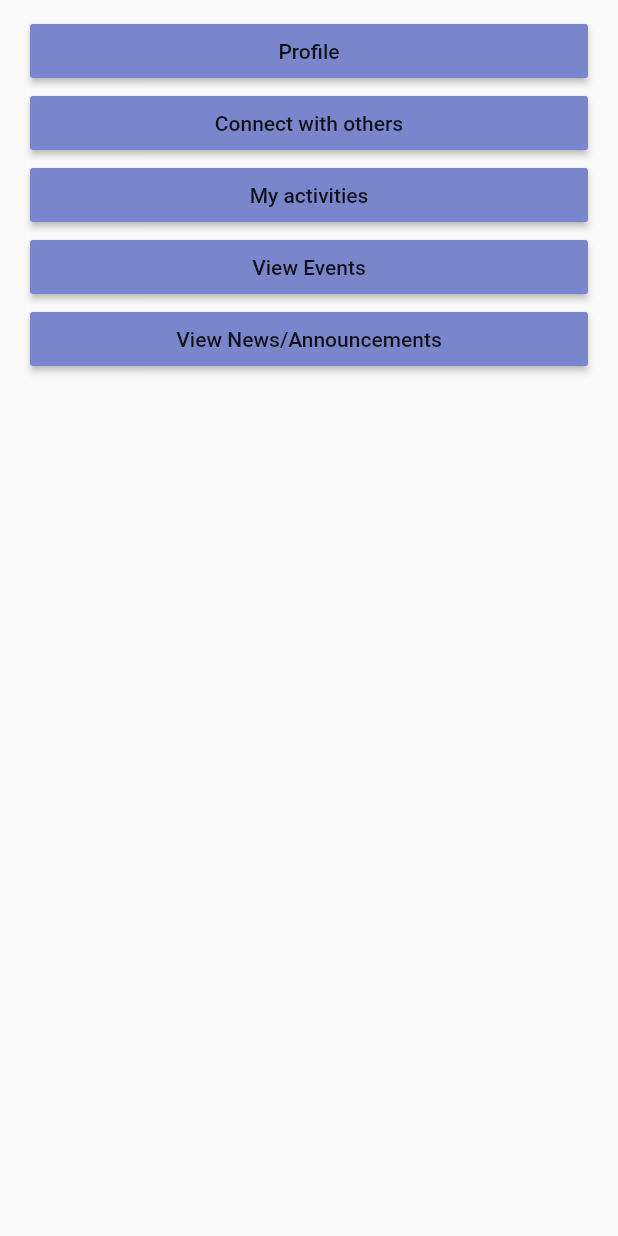
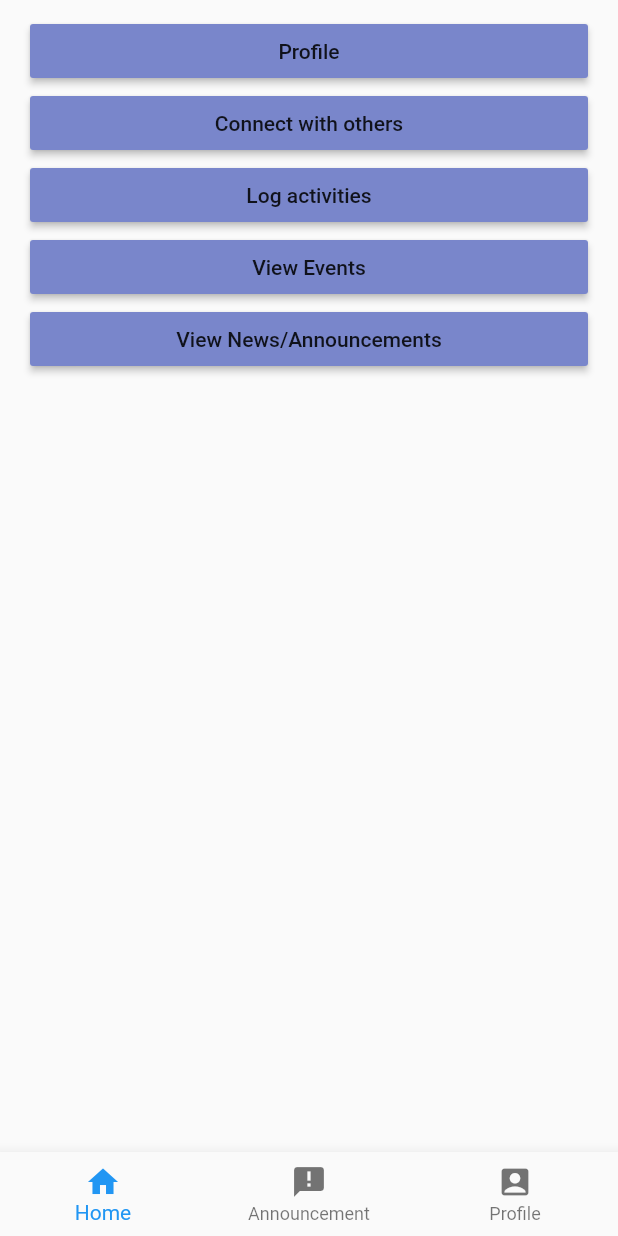
Before and after one commit to poorbugger/FABU-UTM-Alumni-Management-Mobile-System-Team-1, a Flutter app: the Landing screen opened by its route, on a phone screen of 412 x 824 dp. Run offline on Flutter 3.47's test engine with Material 2 defaults, Android fonts, the phone set to English and light mode, and no system bars; our stand-ins replace dio, flutter_spinkit.

Commit message:
Landing page sy ada try buat navigation bar, tpi gagal , yg tu sample seja la

```diff
--- a/lib/landing_page.dart
+++ b/lib/landing_page.dart
@@ -2,6 +2,7 @@ import 'package:flutter/material.dart';
 
 
 class Landing extends StatelessWidget {
+
   @override
   Widget build(BuildContext context) {
     return Scaffold(
@@ -50,7 +51,7 @@ class Landing extends StatelessWidget {
                     child: RaisedButton(
                       color: Colors.indigo[300],
                       onPressed: () {Navigator.pushNamed(context, '/logactivity');},
-                      child: Text('My activities'),
+                      child: Text('Log activities'),
 
                     ),
                   ),
@@ -91,8 +92,25 @@ class Landing extends StatelessWidget {
         ),
       ),
 
+      bottomNavigationBar: BottomNavigationBar(
+        items:<BottomNavigationBarItem>[
+          BottomNavigationBarItem(
+            icon: Icon(Icons.home),
+            label: 'Home',
+          ),
+          BottomNavigationBarItem(
+            icon: Icon(Icons.announcement),
+            label: 'Announcement',
+          ),
+          BottomNavigationBarItem(
+            icon: Icon(Icons.account_box),
+            label: 'Profile',
+          ),
+        ],
 
+      ),
 
     );
   }
+
 }
--- a/lib/main.dart
+++ b/lib/main.dart
@@ -1,4 +1,5 @@
 import 'package:flutter/material.dart';
+import 'package:sda/Report/Sponsor.dart';
 import 'package:sda/events/event.dart';
 import 'package:sda/events/eventlist.dart';
 import 'package:sda/news/newslist.dart';
@@ -7,6 +8,7 @@ import 'package:sda/auth//login.dart';
 import 'package:sda/profile/view_all_alumni.dart';
 import 'package:sda/profile/view_alumni_profile.dart';
 import 'package:sda/profile/view_profile.dart';
+import 'Report/EventInvolvement.dart';
 import 'landing_page.dart';
 
 void main() {
@@ -22,7 +24,8 @@ void main() {
       '/search':(context)=> AllProfile(),
       '/landing':(context) => Landing(),
       '/logactivity':(context) => LogActivityPage(),
-
+      '/event':(context) => EventReport(),
+      '/Sponsorship':(context) => SponsorReport(),
     },
   ));
 }
--- a/pubspec.yaml
+++ b/pubspec.yaml
@@ -57,6 +57,8 @@ flutter:
   assets:
      - assets/images/logo.png
      - assets/images/LOGO-UTM.png
+     - assets/images/eventG.png
+     - assets/images/sponsor.png
 
   # An image asset can refer to one or more resolution-specific "variants", see
   # https://flutter.dev/assets-and-images/#resolution-aware.
```
Also changed, not shown: lib/Report/EventInvolvement.dart (added, +55 -0 lines), lib/Report/Sponsor.dart (added, +55 -0 lines), assets/images/Sponsor.png (added), assets/images/eventG.png (added), pubspec.lock.
